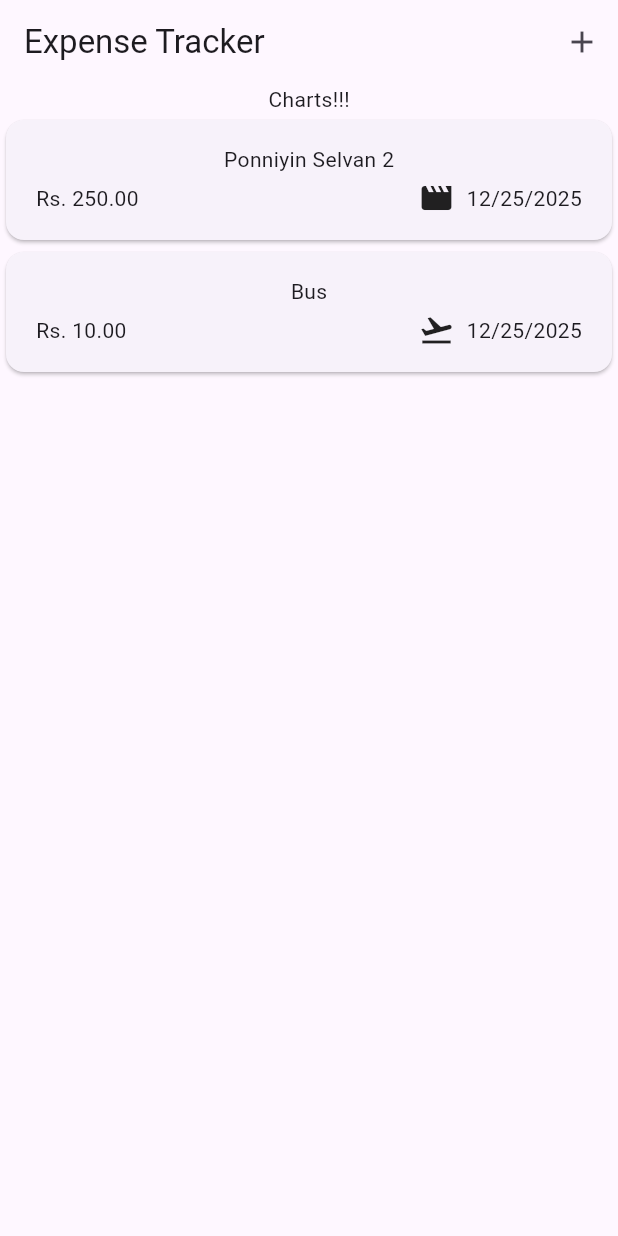
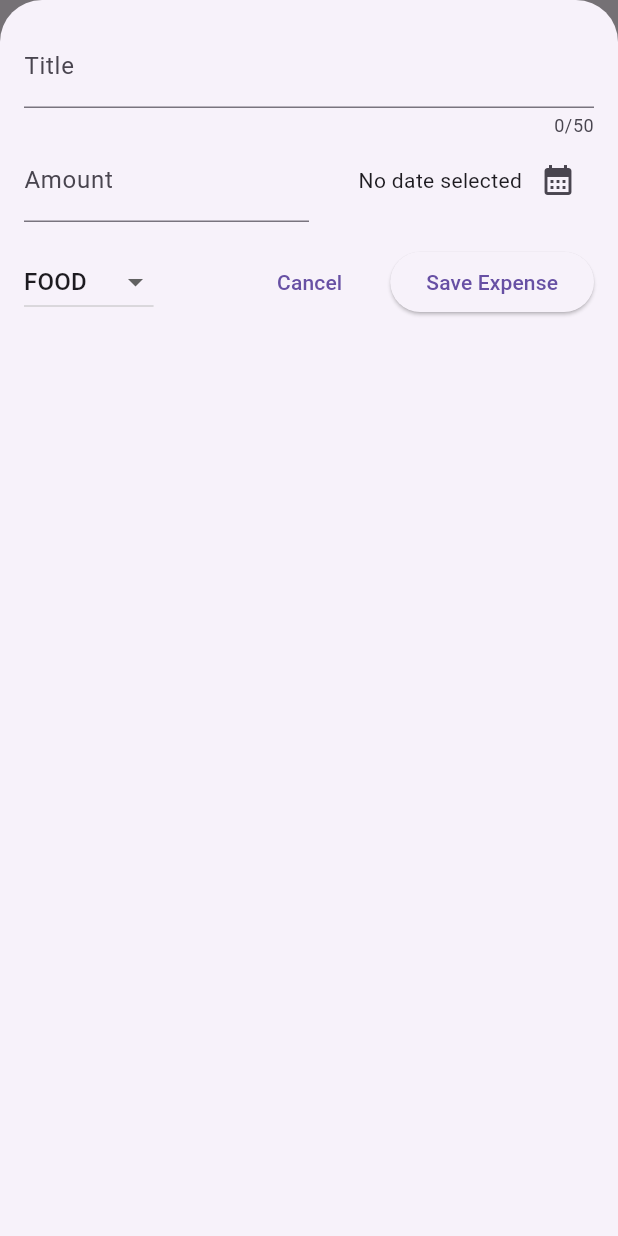
Before and after one commit to ragavendranbala/Expense-Tracker-Flutter, a Flutter app: the screen it shows after launch, after a tap on the "add" icon, on a phone screen of 412 x 824 dp. Run offline on Flutter 3.47's test engine with Material 3 defaults, Android fonts, the phone set to English and light mode, and no system bars.

Commit message:
Added New Expense screen; Added remove option with scaffold

```diff
--- a/lib/widgets/expenses.dart
+++ b/lib/widgets/expenses.dart
@@ -1,5 +1,6 @@
 import 'package:expense_tracker/widgets/expenses_list/expenses_list.dart';
 import 'package:expense_tracker/models/expense.dart';
+import 'package:expense_tracker/widgets/new_expense.dart';
 import 'package:flutter/material.dart';
 
 class Expenses extends StatefulWidget {
@@ -13,24 +14,70 @@ class Expenses extends StatefulWidget {
 class _Expenses extends State<Expenses> {
   final List<Expense> _registeredExpenses = [
     Expense(
-      title: 'Ponniyin Selvan 2',
+      title: 'PS 2',
       amount: 250.00,
       date: DateTime.now(),
       category: .leisure,
     ),
     Expense(title: 'Bus', amount: 10, date: DateTime.now(), category: .travel),
   ];
+  void _addExpense(Expense newExpense) {
+    setState(() {
+      _registeredExpenses.add(newExpense);
+    });
+  }
+
+  void _removeExpense(Expense expense) {
+    ScaffoldMessenger.of(context).clearSnackBars();
+    final index = _registeredExpenses.indexOf(expense);
+    setState(() {
+      _registeredExpenses.remove(expense);
+    });
+
+    ScaffoldMessenger.of(context).showSnackBar(
+      SnackBar(
+        duration: Duration(seconds: 3),
+        content: Text('Expense deleted'),
+        action: SnackBarAction(
+          label: 'Undo',
+          onPressed: () {
+            setState(() {
+              _registeredExpenses.insert(index, expense);
+            });
+          },
+        ),
+      ),
+    );
+  }
+
+  void _showAddExpensePopup() {
+    showModalBottomSheet(
+      isScrollControlled: true,
+      context: context,
+      builder: (ctx) {
+        return NewExpense(onExpenseCreated: _addExpense);
+      },
+    );
+  }
+
   @override
   Widget build(BuildContext context) {
     return Scaffold(
       appBar: AppBar(
         title: Text('Expense Tracker'),
-        actions: [IconButton(onPressed: () {}, icon: Icon(Icons.add))],
+        actions: [
+          IconButton(onPressed: _showAddExpensePopup, icon: Icon(Icons.add)),
+        ],
       ),
       body: Column(
         children: [
           Text('Charts!!!'),
-          Expanded(child: ExpensesList(expenses: _registeredExpenses)),
+          Expanded(
+            child: ExpensesList(
+              expenses: _registeredExpenses,
+              onExpenseDeleted: _removeExpense,
+            ),
+          ),
         ],
       ),
     );
--- a/lib/widgets/expenses_list/expenses_list.dart
+++ b/lib/widgets/expenses_list/expenses_list.dart
@@ -3,14 +3,23 @@ import 'package:expense_tracker/widgets/expenses_list/expense_item.dart';
 import 'package:flutter/material.dart';
 
 class ExpensesList extends StatelessWidget {
-  const ExpensesList({super.key, required this.expenses});
+  const ExpensesList({
+    super.key,
+    required this.expenses,
+    required this.onExpenseDeleted,
+  });
   final List<Expense> expenses;
+  final void Function(Expense expense) onExpenseDeleted;
   @override
   Widget build(BuildContext context) {
     return ListView.builder(
       itemCount: expenses.length,
       itemBuilder: (context, index) {
-        return ExpenseItem(expenses[index]);
+        return Dismissible(
+          onDismissed: (direction) => onExpenseDeleted(expenses[index]),
+          key: ValueKey(expenses[index]),
+          child: ExpenseItem(expenses[index]),
+        );
       },
     );
   }
--- /dev/null
+++ b/lib/widgets/new_expense.dart
@@ -0,0 +1,155 @@
+import 'package:flutter/material.dart';
+import 'package:expense_tracker/models/expense.dart';
+
+class NewExpense extends StatefulWidget {
+  const NewExpense({super.key, required this.onExpenseCreated});
+  final Function(Expense newExpense) onExpenseCreated;
+
+  @override
+  State<NewExpense> createState() {
+    return _NewExpense();
+  }
+}
+
+class _NewExpense extends State<NewExpense> {
+  final _titleController = TextEditingController();
+  final _amountController = TextEditingController();
+  DateTime? _selectedDate;
+  Category _selectedCategory = .food;
+
+  void _showDatePicker() async {
+    final now = DateTime.now();
+    final firstDate = DateTime(now.year - 1, now.month, now.day);
+    final pickedDate = await showDatePicker(
+      context: context,
+      firstDate: firstDate,
+      lastDate: now,
+      currentDate: now,
+    );
+    setState(() {
+      _selectedDate = pickedDate;
+    });
+  }
+
+  void _submitExpenseData() {
+    final convertedAmount = double.tryParse(_amountController.text);
+    final amountIsInvalid = convertedAmount == null || convertedAmount <= 0;
+
+    if (_titleController.text.trim().isEmpty ||
+        amountIsInvalid ||
+        _selectedDate == null) {
+      showDialog(
+        context: context,
+        builder: (ctx) => AlertDialog(
+          title: Text('Invalid Data'),
+          content: Text('Input valid data'),
+          actions: [
+            TextButton(
+              onPressed: () {
+                Navigator.pop(ctx);
+              },
+              child: Text('Okay'),
+            ),
+          ],
+        ),
+      );
+    } else {
+      widget.onExpenseCreated(
+        Expense(
+          title: _titleController.text,
+          amount: convertedAmount,
+          date: _selectedDate!,
+          category: _selectedCategory,
+        ),
+      );
+
+      Navigator.pop(context);
+    }
+  }
+
+  @override
+  void dispose() {
+    _titleController.dispose();
+    _amountController.dispose();
+    super.dispose();
+  }
+
+  @override
+  Widget build(BuildContext context) {
+    return Padding(
+      padding: const EdgeInsets.all(16.0),
+      child: Column(
+        children: [
+          TextField(
+            controller: _titleController,
+            maxLength: 50,
+            decoration: InputDecoration(label: Text('Title')),
+          ),
+          Row(
+            children: [
+              Expanded(
+                child: TextField(
+                  decoration: InputDecoration(
+                    label: Text('Amount'),
+                    prefixText: 'Rs. ',
+                  ),
+                  controller: _amountController,
+                  keyboardType: .number,
+                ),
+              ),
+              Expanded(
+                child: Row(
+                  mainAxisAlignment: .end,
+                  crossAxisAlignment: .center,
+                  children: [
+                    Text(
+                      _selectedDate == null
+                          ? 'No date selected'
+                          : formatter.format(_selectedDate!),
+                    ),
+                    IconButton(
+                      onPressed: _showDatePicker,
+                      icon: Icon(Icons.calendar_month),
+                    ),
+                  ],
+                ),
+              ),
+            ],
+          ),
+          SizedBox(height: 16),
+          Row(
+            spacing: 20,
+            children: [
+              DropdownButton(
+                value: _selectedCategory,
+                items: Category.values.map((catergory) {
+                  return DropdownMenuItem(
+                    value: catergory,
+                    child: Text(catergory.name.toUpperCase()),
+                  );
+                }).toList(),
+                onChanged: (value) {
+                  if (value == null) return;
+                  setState(() {
+                    _selectedCategory = value;
+                  });
+                },
+              ),
+              Spacer(),
+              TextButton(
+                onPressed: () {
+                  Navigator.pop(context);
+                },
+                child: Text('Cancel'),
+              ),
+              ElevatedButton(
+                onPressed: _submitExpenseData,
+                child: Text("Save Expense"),
+              ),
+            ],
+          ),
+        ],
+      ),
+    );
+  }
+}
```
Also changed, not shown: 1 other file.
